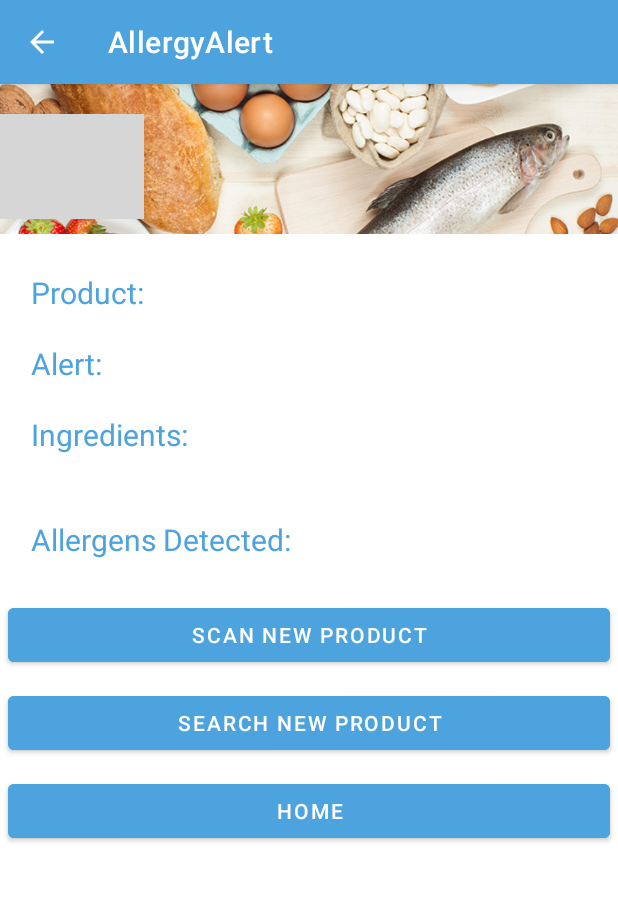
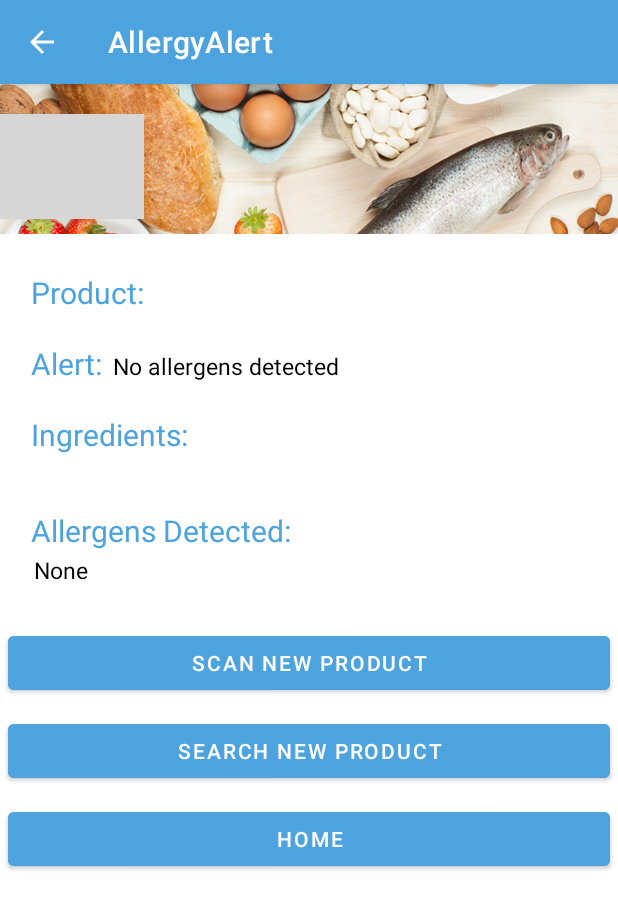
Before and after one commit to LeoBueno15/AllergyAlert, an Android app: the ProductInformation screen opened directly, with no data from a screen before it, on a phone screen of 412 x 824 dp. Shown: the top 909 px of the screen. Run offline under Robolectric (Android 15) with nearby library versions, the phone set to English and light mode, and no system bars; our stand-ins replace Firebase (no records; nobody signed in at launch, a user with empty details on screens opened directly); 2 statements that could not run were skipped; grey boxes are pictures that could not be loaded.

Commit message:
matching allergens to profiles are shown when product is looked up

```diff
--- a/app/src/main/java/com/example/allergyalert/ui/checkproduct/ProductInformation.kt
+++ b/app/src/main/java/com/example/allergyalert/ui/checkproduct/ProductInformation.kt
@@ -1,6 +1,7 @@
 package com.example.allergyalert.ui.checkproduct
 
 import android.content.Intent
+import android.graphics.Color
 import androidx.appcompat.app.AppCompatActivity
 import android.os.Bundle
 import android.view.MenuItem
@@ -8,7 +9,14 @@ import android.widget.Button
 import android.widget.ListView
 import android.widget.TextView
 import com.example.allergyalert.MainActivity
+import com.example.allergyalert.Profile
 import com.example.allergyalert.R
+import com.google.firebase.database.DataSnapshot
+import com.google.firebase.database.DatabaseError
+import com.google.firebase.database.FirebaseDatabase
+import com.google.firebase.database.ValueEventListener
+import java.util.*
+import kotlin.collections.ArrayList
 
 class ProductInformation : AppCompatActivity() {
 
@@ -18,7 +26,9 @@ class ProductInformation : AppCompatActivity() {
     lateinit var productNameText: TextView
     lateinit var alertText: TextView
     lateinit var ingredientsText: TextView
-    lateinit var allergensDetectedText: ListView
+    lateinit var allergensDetectedText: TextView
+    var alertString: String = "al"
+    var detectedString: String = "de"
 
     override fun onCreate(savedInstanceState: Bundle?) {
         super.onCreate(savedInstanceState)
@@ -36,9 +46,69 @@ class ProductInformation : AppCompatActivity() {
         ingredientsText.isSelected = true
         allergensDetectedText = findViewById(R.id.allergens_detected_listview)
 
-        productNameText.text = intent.getStringExtra("product").toString()
-        ingredientsText.text = intent.getStringExtra("ingredients").toString().trim()
-        println(ingredientsText.text)
+        val productName = intent.getStringExtra("product").toString()
+        val ingredients = intent.getStringExtra("ingredients").toString().trim()
+        val alertList = ArrayList<String>()
+        val allergensDetectedList = ArrayList<String>()
+
+        val db = FirebaseDatabase.getInstance()
+        val profilesRef = db.reference.child("profiles")
+        val productsRef = db.reference.child("products")
+        profilesRef.addListenerForSingleValueEvent(object: ValueEventListener {
+            override fun onDataChange(snapshot: DataSnapshot) {
+                for (item in snapshot.children) {
+                    val profileAllergens = item.getValue(Profile::class.java)?.allergens
+                    val profileName = item.getValue(Profile::class.java)!!.name
+                    val allergenList = profileAllergens?.split(", ")
+                    if (allergenList != null) {
+                        for (allergen in allergenList) {
+                            if (ingredients.lowercase(Locale.getDefault()).contains(allergen.lowercase(Locale.getDefault()))) {
+                                if (!alertList.contains(profileName)) {
+                                    alertList.add(profileName)
+                                }
+                                if (!allergensDetectedList.contains(allergen)) {
+                                    allergensDetectedList.add(allergen)
+                                }
+                            }
+                        }
+                    }
+                }
+
+                if (alertList.isNotEmpty()) {
+                    alertString = "Allergens detected! Affected users: "
+                    alertText.setTextColor(Color.parseColor("#ffff0000"))
+                } else {
+                    alertString = "No allergens detected  "
+                }
+                for (prof in alertList) {
+                    alertString = alertString + prof + ", "
+                }
+
+                if (allergensDetectedList.isNotEmpty()) {
+                    detectedString = ""
+                } else {
+                    detectedString = "None  "
+                }
+                for (allergen in allergensDetectedList) {
+                    detectedString = detectedString + allergen + ", "
+                }
+
+                alertString = alertString.substring(0, alertString.length - 2)
+                detectedString = detectedString.substring(0, detectedString.length - 2)
+
+                alertText.text = alertString
+                allergensDetectedText.text = detectedString
+            }
+
+            override fun onCancelled(error: DatabaseError) {
+            }
+
+        })
+
+        alertText.text = alertString
+        allergensDetectedText.text = detectedString
+        productNameText.text = productName
+        ingredientsText.text = ingredients
 
         scanNew.setOnClickListener {
             val intent = Intent(this, ScanProduct::class.java)
--- a/app/src/main/java/com/example/allergyalert/ui/checkproduct/SearchProduct.kt
+++ b/app/src/main/java/com/example/allergyalert/ui/checkproduct/SearchProduct.kt
@@ -56,7 +56,6 @@ class SearchProduct : AppCompatActivity(), ProductAdapter.OnProductItemClickList
 
                         for (ds: DataSnapshot in snapshot.children) {
                             ds.getValue(Product::class.java)?.let { list.add(it) }
-                            println(list.size)
                         }
                         val adapter: ProductAdapter = ProductAdapter(list, this@SearchProduct)
                         recyclerView.adapter = adapter
@@ -97,8 +96,6 @@ class SearchProduct : AppCompatActivity(), ProductAdapter.OnProductItemClickList
     }
 
     override fun onItemClick(item: Product, position: Int) {
-        //println(item.prodIngredients)
-        //println(item.id)
         val intent = Intent(this, ProductInformation::class.java).putExtra("product", item.productName).putExtra("ingredients", item.prodIngredients)
         this.startActivity(intent)
     }
--- a/app/src/main/java/com/example/allergyalert/ui/profiles/HomeFragment.kt
+++ b/app/src/main/java/com/example/allergyalert/ui/profiles/HomeFragment.kt
@@ -56,15 +56,11 @@ class HomeFragment : Fragment() {
 
         val query = FirebaseDatabase.getInstance().reference.child("profiles")
 
-        println("query ${query.database}")
-
         val firebaseOptions = FirebaseListOptions.Builder<Profile>()
             .setLayout(R.layout.profiles_row)
             .setQuery(query, Profile::class.java)
             .setLifecycleOwner(this)
             .build()
-
-        println("fboptions$firebaseOptions")
 
         firebaseAdapter = object: FirebaseListAdapter<Profile>(firebaseOptions) {
             override fun populateView(v: View?, model: Profile?, position: Int) {
@@ -91,7 +87,6 @@ class HomeFragment : Fragment() {
             val itemName = firebaseAdapter.getItem(position)
             val intent = Intent(activity, ProfilesView::class.java)
             profile_data = Array(7) {"default"}
-            println(profile_data[1])
 
             profile_data[0] = itemName.name
             profile_data[1] = itemName.dob
--- a/app/src/main/java/com/example/allergyalert/ui/profiles/ProfilesView.kt
+++ b/app/src/main/java/com/example/allergyalert/ui/profiles/ProfilesView.kt
@@ -31,13 +31,10 @@ class ProfilesView : AppCompatActivity() {
                 data.setText(profile_data[i].toString())
             }
             else if (i == 1){
-//                print("profile dob ${profile_data[i]}")
                 val data: TextView = findViewById(R.id.dob) as TextView
-                println(profile_data[i])
                 data.setText(profile_data[i].toString())
             }
             else if (i == 2){
-                print("profile height ${profile_data[i]}")
                 val data: TextView = findViewById(R.id.height) as TextView
                 data.setText(profile_data[i].toString() + "cm")
             }
--- a/app/src/main/res/layout/activity_product_information.xml
+++ b/app/src/main/res/layout/activity_product_information.xml
@@ -56,7 +56,7 @@
         android:layout_width="match_parent"
         android:layout_height="wrap_content"
         android:orientation="vertical"
-        android:layout_marginBottom="10dp"
+        android:layout_marginBottom="20dp"
         android:layout_marginTop="15dp"
         android:layout_marginStart="5dp"
         android:layout_marginEnd="5dp"
@@ -86,7 +86,8 @@
                 android:layout_width="wrap_content"
                 android:layout_height="wrap_content"
                 android:textColor="@color/black"
-                android:textSize="16sp"/>
+                android:padding="2dp"
+                android:textSize="15sp"/>
 
         </LinearLayout>
 
@@ -111,7 +112,9 @@
                 android:id="@+id/alert_text"
                 android:layout_width="wrap_content"
                 android:layout_height="wrap_content"
-                android:textSize="16sp"/>
+                android:padding="2dp"
+                android:textColor="@color/black"
+                android:textSize="15sp"/>
 
         </LinearLayout>
 
@@ -139,7 +142,7 @@
             android:id="@+id/ingredients_text"
             android:layout_width="wrap_content"
             android:layout_height="wrap_content"
-            android:textSize="20sp"
+            android:textSize="15sp"
             android:ellipsize="marquee"
             android:gravity="start"
             android:marqueeRepeatLimit="marquee_forever"
@@ -160,11 +163,14 @@
             app:layout_constraintTop_toBottomOf="@+id/ingredients_layout"
             />
 
-        <ListView
+        <TextView
             android:id="@+id/allergens_detected_listview"
             android:layout_width="match_parent"
             android:layout_height="wrap_content"
-            android:layout_margin="5dp"
+            android:textColor="@color/black"
+            android:textSize="15sp"
+            android:padding="2dp"
+            android:layout_marginHorizontal="15dp"
             app:layout_constraintTop_toBottomOf="@+id/allergens_detected_title"
             />
 
```
